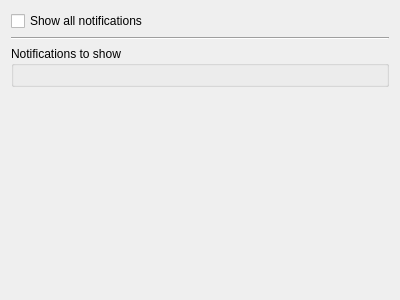
The window that client/src/ui/widgets/settings/popup_settings_widget.ui (networkoptix/nx_open) describes before a commit, drawn with Qt 5.
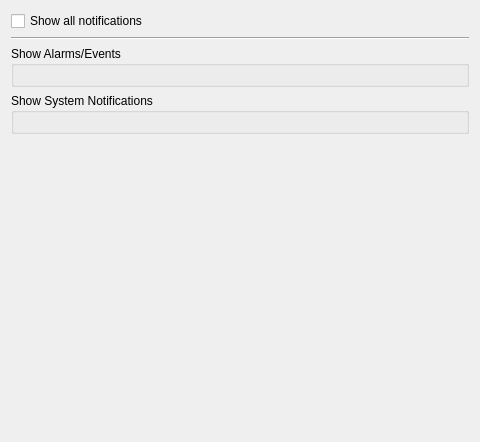
The same window after the commit.

Commit message:
System Health Check action and sample implementation for checking of own email
<==== Mercurial data ====>
Branch: master

```diff
--- a/client/src/ui/widgets/settings/popup_settings_widget.ui
+++ b/client/src/ui/widgets/settings/popup_settings_widget.ui
@@ -6,8 +6,8 @@
    <rect>
     <x>0</x>
     <y>0</y>
-    <width>400</width>
-    <height>300</height>
+    <width>480</width>
+    <height>442</height>
    </rect>
   </property>
   <property name="windowTitle">
@@ -31,9 +31,17 @@
    <item>
     <widget class="QGroupBox" name="verticalGroupBox">
      <property name="title">
-      <string>Notifications to show</string>
+      <string>Show Alarms/Events</string>
      </property>
-     <layout class="QVBoxLayout" name="checkBoxesLayout"/>
+     <layout class="QVBoxLayout" name="businessEventsLayout"/>
+    </widget>
+   </item>
+   <item>
+    <widget class="QGroupBox" name="systemHealthGroupBox">
+     <property name="title">
+      <string>Show System Notifications</string>
+     </property>
+     <layout class="QVBoxLayout" name="systemHealthLayout"/>
     </widget>
    </item>
    <item>
```
Left out of the diff: 2 changed lines with no effect on the pictures. The commit also changes 18 other files.
